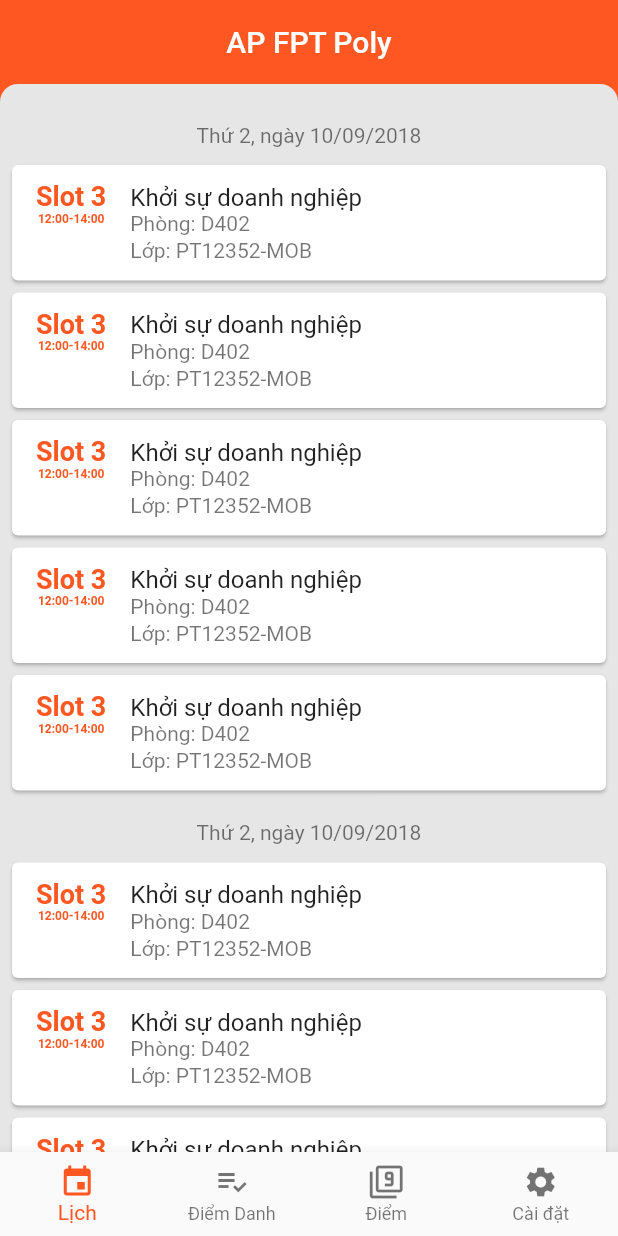
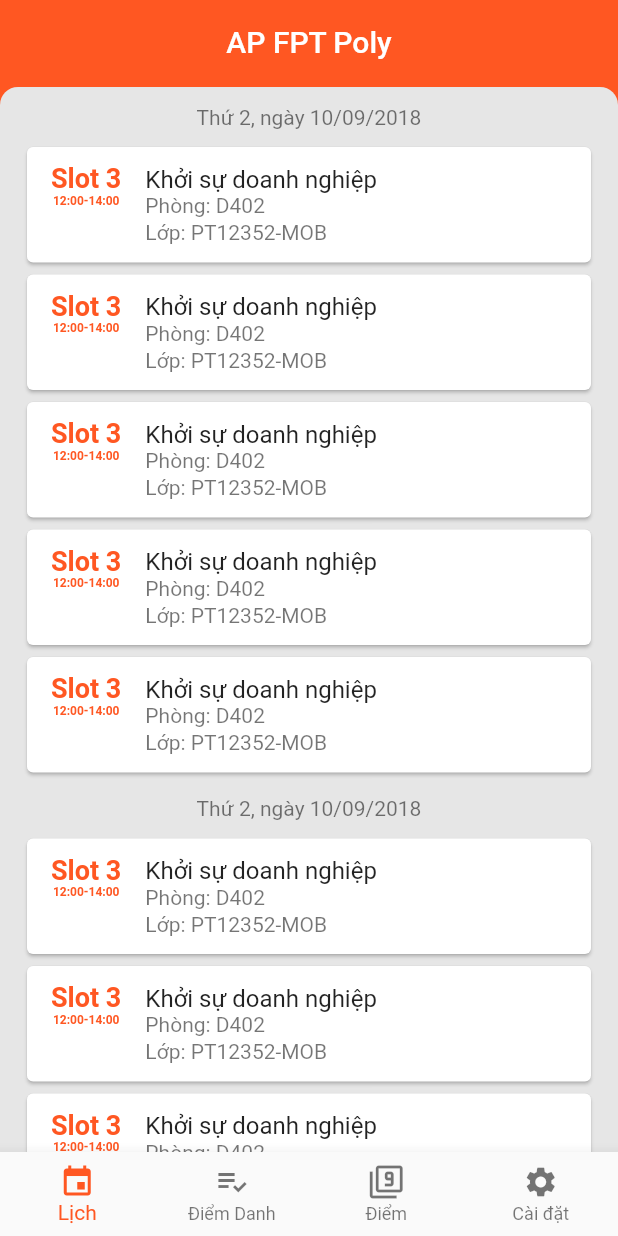
Before and after one commit to muskanmahajan37/flutter-apfptpoly, a Flutter app: the screen it shows after launch, on a phone screen of 412 x 824 dp. Run offline on Flutter 3.47's test engine with Material 2 defaults, Android fonts, the phone set to English and light mode, and no system bars; drawn by our look-alikes of sticky_headers; missing offline and left inert: flutter_webview_plugin, rounded_modal.

Commit message:
update padding

```diff
--- a/lib/routes/lich.dart
+++ b/lib/routes/lich.dart
@@ -108,19 +108,19 @@ class _LichScreenState extends State<LichScreen> {
     return Container(
       child: ListView.builder(
         physics: const BouncingScrollPhysics(),
+
         padding:
-          const EdgeInsets.symmetric(vertical: 10.0),
+          const EdgeInsets.only(left: 10.0, right: 10.0, bottom: 4.0),
         itemCount: dsGroupLich.length,
         itemBuilder: (_, index) {
           final groupLich = dsGroupLich[index];
           return StickyHeaderBuilder(
             builder: (context, amount) {
-              print("$index $amount");
               final opacity = amount > 0 ? 0.0 : amount.abs();
               final isSticking = opacity > 0.8;
               return Center(
                 child: Container(
-                  margin: EdgeInsets.only(top: 8.0),
+                  margin: EdgeInsets.only(top: 4.0),
                   padding: const EdgeInsets.all(8.0),
                   decoration: ShapeDecoration(
                     color: Colors.white.withOpacity(opacity),
--- a/lib/routes/main.dart
+++ b/lib/routes/main.dart
@@ -59,6 +59,7 @@ class _MainScreenState extends State<MainScreen> with TickerProviderStateMixin {
           elevation: 0.0,
         ),
         body: Container(
+          margin: EdgeInsets.only(top: 2.0),
           child: Stack(children: <Widget>[
             Visible(visible: _selectedTab == 0, child: LichScreen()),
             Visible(visible: _selectedTab == 1, child: DiemDanhScreen()),
```
